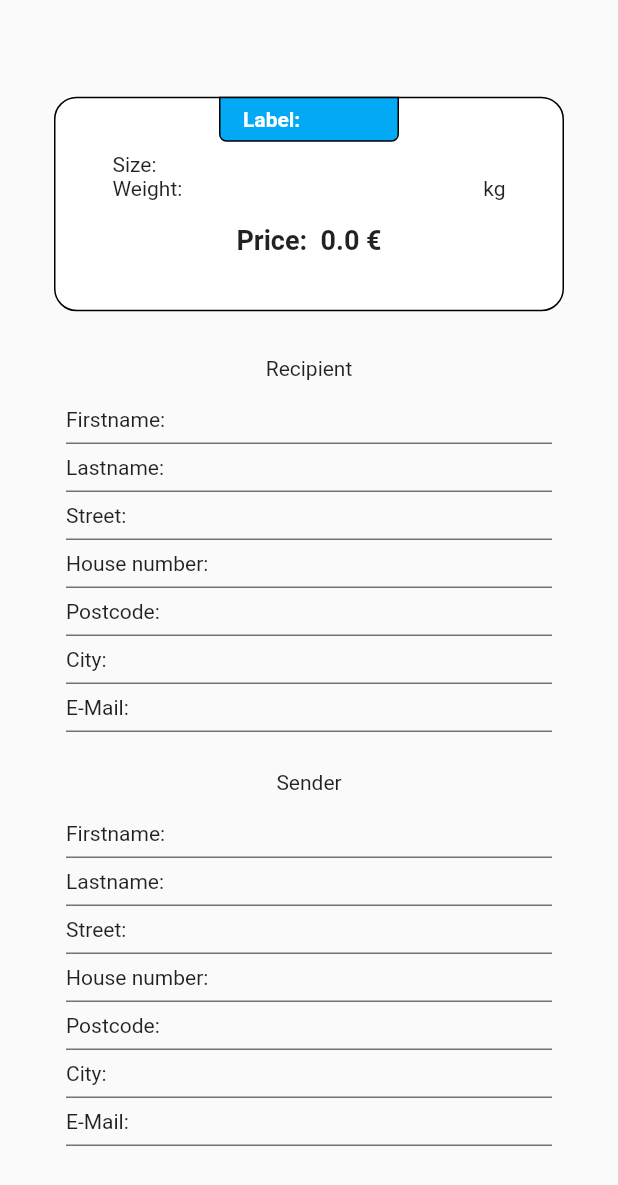
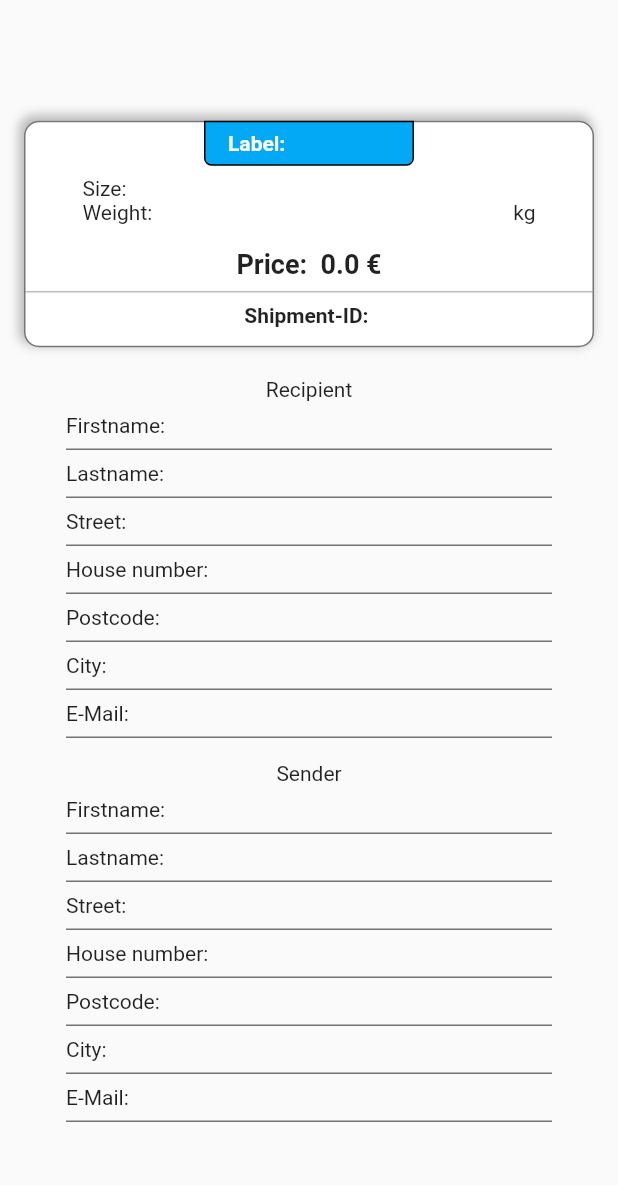
Before and after one commit to viktorgritz/OrderingProcess, a Flutter app: the OverviewScreen widget shown alone on an empty page, opened directly, on a phone screen of 412 x 824 dp. Shown: the top 1185 px of the screen. Run offline on Flutter 3.47's test engine with Material 2 defaults, Android fonts, the phone set to English and light mode, and no system bars; our stand-ins replace fluttertoast, group_button.

```diff
--- a/ordering_process/lib/l10n/intl_de.arb
+++ b/ordering_process/lib/l10n/intl_de.arb
@@ -49,7 +49,7 @@
 
     "@_Overview_Screen": {},
     "overviewAppbarTitle": "Übersicht",
-    "labelOverviewTitle": "Label:",
+    "labelOverviewTitle": "Paketschein:",
     "sizeOverviewTitle": "Größe: ",
     "weightOverviewTitle": "Gewicht: ",
     "weightValueOverviewTitle": " kg",
@@ -57,6 +57,7 @@
     "priceValueOverviewTitle": " €",
     "createLabelButtonTitle": "Paketschein erstellen",
     "createdLabelTitle": "Paketschein erstellt",
+    "shipmentId": "Sendungs-ID: ",
 
     "@_Steps_title": {},
     "stepLabel": "Paketschein",
--- a/ordering_process/lib/l10n/intl_en.arb
+++ b/ordering_process/lib/l10n/intl_en.arb
@@ -57,6 +57,7 @@
     "priceValueOverviewTitle": " €",
     "createLabelButtonTitle": "Create label",
     "createdLabelTitle": "Label created",
+    "shipmentId": "Shipment-ID: ",
 
     "@_Steps_title": {},
     "stepLabel": "Label",
--- a/ordering_process/lib/model/total_information.dart
+++ b/ordering_process/lib/model/total_information.dart
@@ -1,9 +1,11 @@
 import 'package:flutter/cupertino.dart';
 import 'package:ordering_process/Model/person.dart';
+import 'package:uuid/uuid.dart';
 
 import 'label.dart';
 
 class TotalInformation with ChangeNotifier {
+  late String id = '';
   late Label label = Label.empty();
   late Person recipient = Person();
   late Person sender = Person();
@@ -11,9 +13,15 @@ class TotalInformation with ChangeNotifier {
   TotalInformation();
 
   void clearTotalInformation() {
+    id = '';
     label = Label.empty();
     recipient = Person();
     sender = Person();
     notifyListeners();
   }
+
+  void createShipmentId() {
+    id = const Uuid().v1();
+    notifyListeners();
+  }
 }
--- a/ordering_process/lib/ordering_process_screen.dart
+++ b/ordering_process/lib/ordering_process_screen.dart
@@ -156,16 +156,18 @@ class _OrderingProcessScreenState extends State<OrderingProcessScreen> {
         return checkForStepOne(totalInformation, stepperProvider);
       }
       if (stepperProvider.currentStep == 1) {
-        return checkForStepTwo(stepperProvider);
+        return checkForStepTwo(stepperProvider, totalInformation);
       }
       stepperProvider.nextStep();
     }
   }
 
-  void checkForStepTwo(StepperProvider stepperProvider) {
+  void checkForStepTwo(
+      StepperProvider stepperProvider, TotalInformation totalInformation) {
     if (widget._formKeyE.currentState!.validate() &
         widget._formKeyA.currentState!.validate()) {
       FocusManager.instance.primaryFocus?.unfocus();
+      totalInformation.createShipmentId();
       stepperProvider.nextStep();
       return;
     } else {
--- a/ordering_process/lib/overview/overview_screen.dart
+++ b/ordering_process/lib/overview/overview_screen.dart
@@ -1,4 +1,5 @@
 import 'package:flutter/material.dart';
+import 'package:ordering_process/Model/person.dart';
 import 'package:ordering_process/Model/total_information.dart';
 import 'package:ordering_process/Overview/person_total_data_view.dart';
 import 'package:ordering_process/constants/app_constants.dart';
@@ -19,28 +20,54 @@ class OverviewScreen extends StatelessWidget {
             return Column(
               mainAxisAlignment: MainAxisAlignment.start,
               children: [
-                Padding(
-                  padding: const EdgeInsets.symmetric(
-                    horizontal: 28.0,
-                    vertical: 12,
+                buildLabelWithDetails(context, totalInformation),
+                buildTitleWithPersonTotalDataView(
+                    S.of(context).recipientTitle, totalInformation.recipient),
+                buildTitleWithPersonTotalDataView(
+                    S.of(context).senderTitle, totalInformation.sender)
+              ],
+            );
+          }),
         ),
+      ),
+    );
+  }
+
+  Widget buildLabelWithDetails(
+    BuildContext context,
+    TotalInformation totalInformation,
+  ) {
+    return Padding(
+      padding: const EdgeInsets.symmetric(horizontal: 8.0, vertical: 12.0),
       child: Stack(
         alignment: Alignment.topCenter,
         children: <Widget>[
           Container(
             width: double.infinity,
-                        padding: const EdgeInsets.symmetric(
-                          horizontal: 38,
-                          vertical: 36,
-                        ),
             decoration: BoxDecoration(
+              boxShadow: [
+                BoxShadow(
+                  color: Colors.black26,
+                  offset: Offset.fromDirection(4, 3),
+                  spreadRadius: 1,
+                  blurRadius: 5,
+                )
+              ],
               color: Colors.white,
-                          border: Border.all(),
-                          borderRadius: BorderRadius.circular(15),
+              border: Border.all(color: Colors.black54),
+              borderRadius: BorderRadius.circular(10),
             ),
             child: Column(
               crossAxisAlignment: CrossAxisAlignment.center,
               children: [
+                Container(
+                  padding: const EdgeInsets.only(
+                    left: 38,
+                    right: 38,
+                    top: 36,
+                  ),
+                  child: Column(
+                    children: <Widget>[
                       textRow(S.of(context).sizeOverviewTitle,
                           totalInformation.label.size),
                       textRow(S.of(context).weightOverviewTitle,
@@ -58,15 +85,47 @@ class OverviewScreen extends StatelessWidget {
                     ],
                   ),
                 ),
+                const Divider(
+                  color: Colors.black26,
+                  thickness: 1,
+                ),
                 Container(
-                        width: 120,
+                  padding: const EdgeInsets.only(
+                    left: 8,
+                    right: 8,
+                    bottom: 12,
+                  ),
+                  child: FittedBox(
+                    child: Row(
+                      mainAxisAlignment: MainAxisAlignment.center,
+                      children: <Widget>[
+                        Text(
+                          S.of(context).shipmentId,
+                          style: const TextStyle(
+                            fontWeight: FontWeight.bold,
+                          ),
+                        ),
+                        Text(
+                          totalInformation.id,
+                          maxLines: 2,
+                        ),
+                      ],
+                    ),
+                  ),
+                ),
+              ],
+            ),
+          ),
+          Container(
+            width: 140,
             height: 30,
             decoration: BoxDecoration(
               color: Colors.lightBlue,
               border: Border.all(),
               borderRadius: const BorderRadius.only(
                 bottomLeft: Radius.circular(5),
-                              bottomRight: Radius.circular(5)),
+                bottomRight: Radius.circular(5),
+              ),
             ),
             child: Padding(
               padding: const EdgeInsets.symmetric(horizontal: 15.0),
@@ -76,36 +135,18 @@ class OverviewScreen extends StatelessWidget {
                   Text(
                     S.of(context).labelOverviewTitle,
                     style: const TextStyle(
-                                    color: Colors.white,
-                                    fontWeight: FontWeight.bold),
+                        color: Colors.white, fontWeight: FontWeight.bold),
                   ),
                   Text(
                     totalInformation.label.title,
                     style: const TextStyle(
-                                    color: Colors.white,
-                                    fontWeight: FontWeight.bold),
+                        color: Colors.white, fontWeight: FontWeight.bold),
                   ),
                 ],
               ),
             ),
           ),
         ],
-                  ),
-                ),
-                Padding(
-                  padding: DefaultInsets.paddingAll18,
-                  child: Text(S.of(context).recipientTitle),
-                ),
-                PersonTotalDataView(person: totalInformation.recipient),
-                Padding(
-                  padding: DefaultInsets.paddingAll18,
-                  child: Text(S.of(context).senderTitle),
-                ),
-                PersonTotalDataView(person: totalInformation.sender),
-              ],
-            );
-          }),
-        ),
       ),
     );
   }
@@ -119,4 +160,16 @@ class OverviewScreen extends StatelessWidget {
       ],
     );
   }
+
+  Widget buildTitleWithPersonTotalDataView(String title, Person personData) {
+    return Column(
+      children: <Widget>[
+        Padding(
+          padding: DefaultInsets.paddingAll8,
+          child: Text(title),
+        ),
+        PersonTotalDataView(person: personData),
+      ],
+    );
   }
+}
--- a/ordering_process/lib/shipping_label/shipping_label_screen.dart
+++ b/ordering_process/lib/shipping_label/shipping_label_screen.dart
@@ -23,9 +23,9 @@ class _ShippingLabelScreenState extends State<ShippingLabelScreen> {
   @override
   Widget build(BuildContext context) {
     return Container(
-      padding: EdgeInsets.symmetric(vertical: 20),
+      padding: const EdgeInsets.symmetric(vertical: 20),
       child: Padding(
-        padding: EdgeInsets.all(2),
+        padding: const EdgeInsets.all(2),
         child: Consumer<TotalInformation>(
           builder: (context, totalInformation, child) {
             return Column(
--- a/ordering_process/pubspec.yaml
+++ b/ordering_process/pubspec.yaml
@@ -43,6 +43,7 @@ dependencies:
   group_button: ^5.2.2
   intl_utils: ^2.8.2
   intl: ^0.17.0
+  uuid: ^3.0.7
 
 dev_dependencies:
   flutter_test:
```
Also changed, not shown: ordering_process/lib/generated/intl/messages_de.dart, ordering_process/lib/generated/intl/messages_en.dart, ordering_process/lib/generated/l10n.dart, ordering_process/pubspec.lock. Lines whose indentation alone changed are shown as unchanged.
